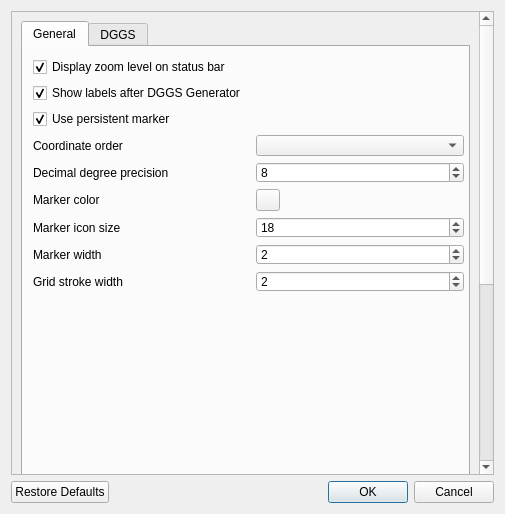
Above: ui/settings.ui from opengeoshub/vgridtools before the change. Below: the same form after it.
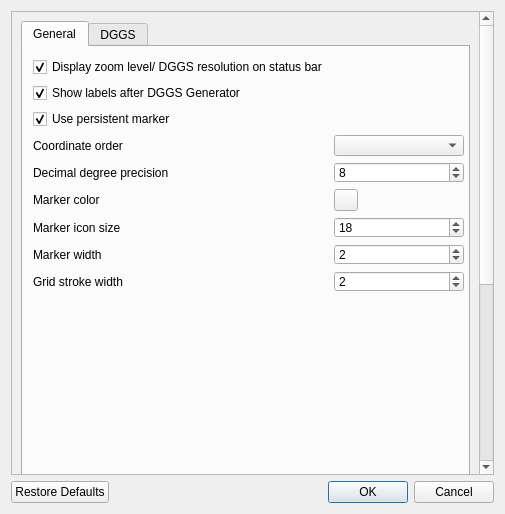
That is the form after the change. Custom widgets are drawn as their Qt base class.

```diff
--- a/ui/settings.ui
+++ b/ui/settings.ui
@@ -57,7 +57,7 @@
             <item row="0" column="0">
              <widget class="QCheckBox" name="zoomLevelCheckBox">
               <property name="text">
-               <string>Display zoom level on status bar</string>
+               <string>Display zoom level/ DGGS resolution on status bar</string>
               </property>
               <property name="checked">
                <bool>true</bool>
```
